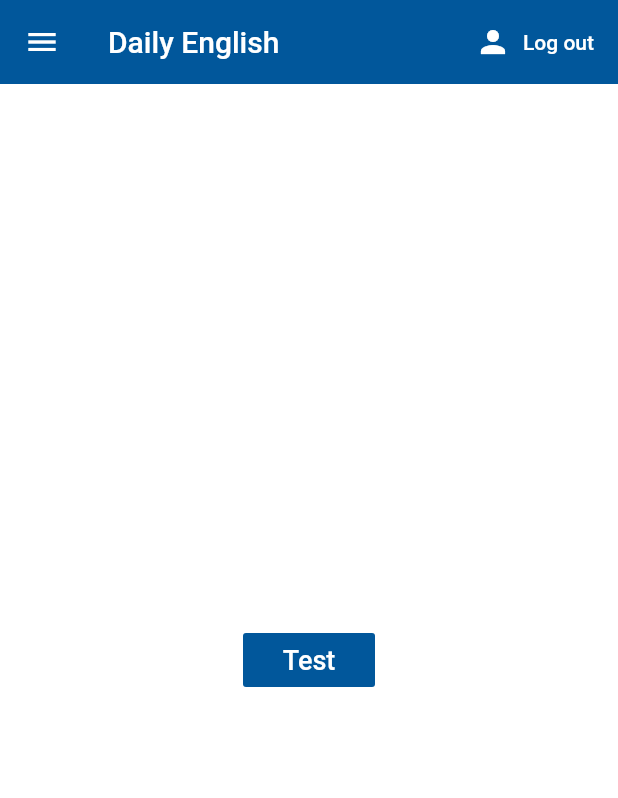
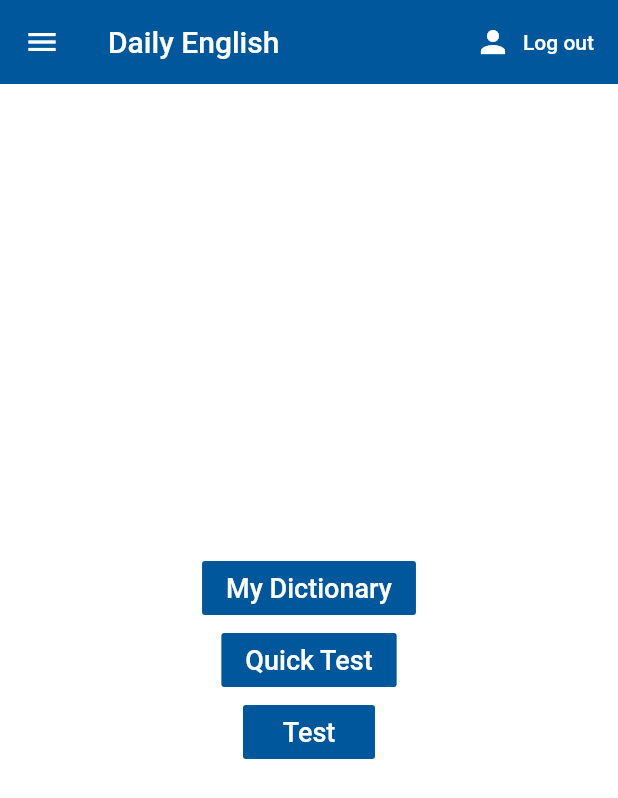
Before and after one commit to VikaKhusti/eng_app, a Flutter app: the screen it shows once a user with an empty profile is signed in, on a phone screen of 412 x 824 dp. Shown: the top 798 px of the screen. Run offline on Flutter 3.47's test engine with Material 2 defaults, Android fonts, the phone set to English and light mode, and no system bars; our stand-ins replace cloud_firestore, firebase_auth, flutter_speed_dial, flutter_spinkit, random_string, rflutter_alert; accounts and stored records are empty.

Commit message:
home sceen

```diff
--- a/lib/screens/home/home.dart
+++ b/lib/screens/home/home.dart
@@ -1,3 +1,5 @@
+import 'package:engapp/screens/dictionary/myDictionary.dart';
+import 'package:engapp/screens/tasks/quick-test.dart';
 import 'package:engapp/screens/tasks/sections.dart';
 import 'package:engapp/services/auth.dart';
 import 'package:engapp/screens/navDrawer.dart';
@@ -54,8 +56,33 @@ class _HomeState extends State<Home> {
       ),
       body:
           Container(
-            child: Center(
-              child: FlatButton(
+            child: Column(
+              mainAxisAlignment: MainAxisAlignment.center,
+              crossAxisAlignment: CrossAxisAlignment.center,
+              children: <Widget>[
+                Row(
+
+                ),
+                new  FlatButton(
+
+                  color: Colors.lightBlue[900],
+                  child: Text("My Dictionary", style: TextStyle(color: Colors.white, fontSize: 18.0),),
+                  onPressed: () {
+                    Navigator.push(context,
+                      MaterialPageRoute(builder: (context) => MyDictionary()),
+                    );
+                  },
+                ),
+                new  FlatButton(
+                  color: Colors.lightBlue[900],
+                  child: Text("Quick Test", style: TextStyle(color: Colors.white, fontSize: 18.0),),
+                  onPressed: () {
+                    Navigator.push(context,
+                      MaterialPageRoute(builder: (context) => QuickTest()),
+                    );
+                  },
+                ),
+                new  FlatButton(
                   color: Colors.lightBlue[900],
                   child: Text("Test", style: TextStyle(color: Colors.white, fontSize: 18.0),),
                   onPressed: () {
@@ -64,6 +91,10 @@ class _HomeState extends State<Home> {
                     );
                   },
                 ),
+
+
+              ],
+
             ),
     )
           );
--- a/lib/screens/tasks/test-card.dart
+++ b/lib/screens/tasks/test-card.dart
@@ -42,14 +42,16 @@ class _TestCardState extends State<TestCard> {
     }
   }
 
-  int checkResults(List l1, List l2) {
+  String checkResults(List l1, List l2) {
+    String res = '';
     int result = 0;
     for( int i = 0; i <count; i++){
       if(l1[i] == l2[i]){
         result += 1;
       }
     }
-    return result;
+    res = '$result / $count';
+    return res;
   }
 
 
```
Lines whose indentation alone changed are shown as unchanged.
